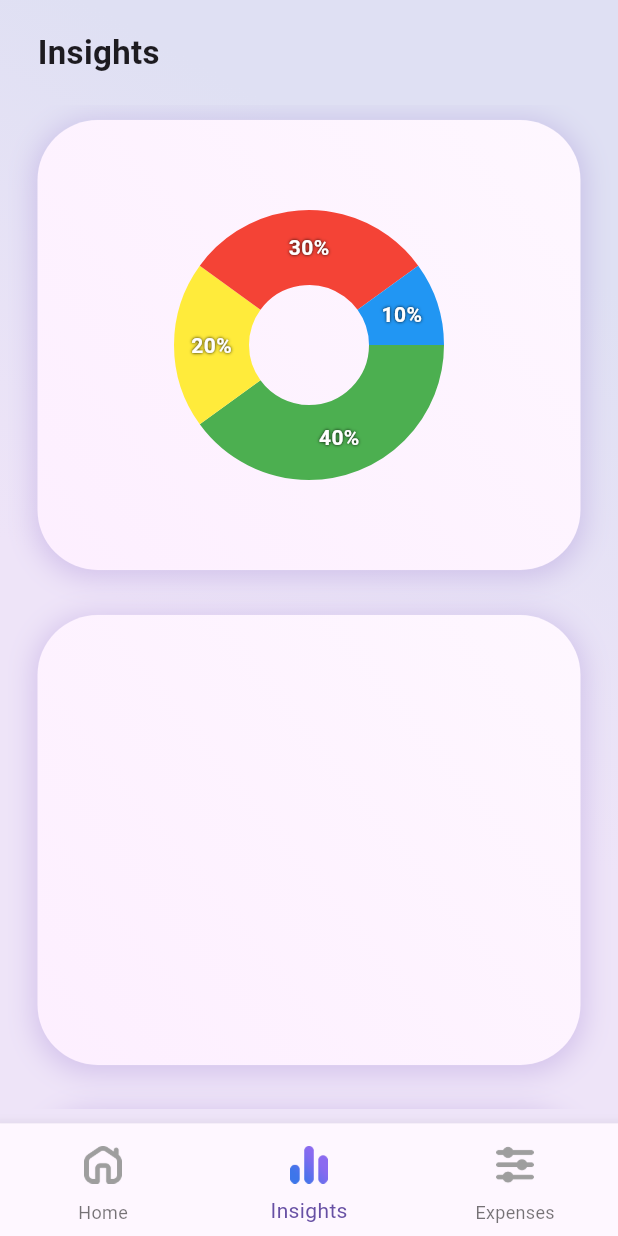
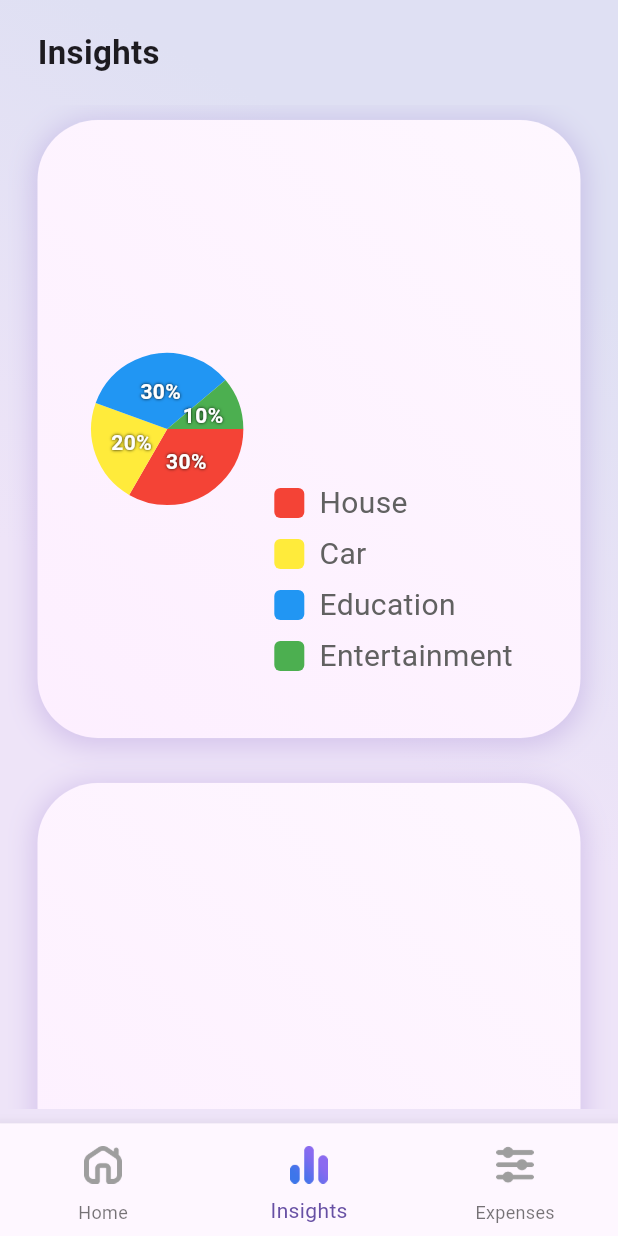
Before and after one commit to MartinPHt/income-tally, a Flutter app: the screen it shows after launch, item 2 of the bottom bar chosen, on a phone screen of 412 x 824 dp. Run offline on Flutter 3.47's test engine with Material 3 defaults, Android fonts, the light colour scheme and no system bars; drawn by our look-alikes of fl_chart.

Commit message:
Created CustomPieChart widget capable of taking data entities and dynamic resizing. Implemented it in Insights page.

```diff
--- a/lib/views/add_expense_view.dart
+++ b/lib/views/add_expense_view.dart
@@ -56,16 +56,16 @@ class AddExpenseViewState extends State<AddExpenseView> {
       decorHeight = screenHeight * 0.30;
       widgetsMaxWidth = screenWidth * 0.60;
       mainLeftMargin = 50;
-      decorRight = 40;
-      decorBottom = 60;
+      decorRight = 30;
+      decorBottom = 50;
       isCancelButtonVisible = false;
     } else if (screenWidth <= 1280) {
       decorWidth = screenWidth * 0.50;
       decorHeight = screenHeight * 0.60;
       widgetsMaxWidth = screenWidth * 0.35;
       mainLeftMargin = 120;
-      decorRight = 80;
-      decorBottom = 100;
+      decorRight = 60;
+      decorBottom = 80;
       isCancelButtonVisible = false;
     } else if (screenWidth <= 1680) {
       decorWidth = screenWidth * 0.50;
@@ -83,6 +83,11 @@ class AddExpenseViewState extends State<AddExpenseView> {
       decorRight = 450;
       decorBottom = 120;
       isCancelButtonVisible = true;
+    }
+
+    if (screenWidth <= 500 && screenHeight <= 850 ) {
+      decorWidth = 0;
+      decorHeight = 0;
     }
 
     return SafeArea(
--- a/lib/views/insights_page.dart
+++ b/lib/views/insights_page.dart
@@ -1,12 +1,11 @@
 import 'package:fl_chart/fl_chart.dart';
 import 'package:flutter/material.dart';
+import 'package:income_tally/widgets/pie_chart.dart';
 
 import '../widgets/rounded_container.dart';
 
 class InsidesPage extends StatefulWidget {
   const InsidesPage({super.key});
-
-  final int graphCount = 5;
 
   @override
   State<StatefulWidget> createState() => InsidesPageState();
@@ -14,47 +13,32 @@ class InsidesPage extends StatefulWidget {
 
 class InsidesPageState extends State<InsidesPage> {
   int pieChartTouchedIndex = -1;
+  int graphCount = 2;
 
   @override
   Widget build(BuildContext context) {
     return Container(
         margin: const EdgeInsets.only(left: 5, right: 5, bottom: 10),
         child: ListView(physics: const BouncingScrollPhysics(), children: [
-          Container(
-            height: MediaQuery.of(context).size.height / widget.graphCount,
-            constraints: const BoxConstraints(minHeight: 300),
+          Wrap(
+            children: [
+              RoundedContainer(
+                padding: const EdgeInsets.all(30),
+                height: MediaQuery.of(context).size.height / graphCount,
+                constraints: const BoxConstraints(minHeight: 300, minWidth: 1300),
                 margin:
                 const EdgeInsets.only(left: 20, top: 10, right: 20, bottom: 20),
-            child: RoundedContainer(
                 child: Row(
                   children: [
                     Expanded(
-                    child: AspectRatio(
-                      aspectRatio: 1,
-                      child: PieChart(
-                        PieChartData(
-                          pieTouchData: PieTouchData(
-                            touchCallback: (event, pieTouchResponse) {
-                              setState(() {
-                                if (!event.isInterestedForInteractions ||
-                                    pieTouchResponse == null ||
-                                    pieTouchResponse.touchedSection == null) {
-                                  pieChartTouchedIndex = -1;
-                                  return;
-                                }
-                                pieChartTouchedIndex = pieTouchResponse
-                                    .touchedSection!.touchedSectionIndex;
-                              });
-                            },
-                          ),
-                          borderData: FlBorderData(
-                            show: false,
-                          ),
-                          sectionsSpace: 0,
-                          centerSpaceRadius: 40,
-                          sections: showingSections(),
-                        ),
-                      ),
+                      child: CustomPieChart(
+                        dataSet: [
+                          PieChartDataEntity(value: 30, color: Colors.red, title: '30%', legendHeader: 'House'),
+                          PieChartDataEntity(value: 20, color: Colors.yellow, title: '20%', legendHeader: 'Car'),
+                          PieChartDataEntity(value: 30, color: Colors.blue, title: '30%', legendHeader: 'Education'),
+                          PieChartDataEntity(value: 10, color: Colors.green, title: '10%', legendHeader: 'Entertainment'),
+                        ],
+                        //centerSpaceRadius: 1,
                       ),
                     ),
                     // const Column(
@@ -65,88 +49,15 @@ class InsidesPageState extends State<InsidesPage> {
                   ],
                 ),
               ),
-          ),
-          Container(
-              height: MediaQuery.of(context).size.height / widget.graphCount,
+              RoundedContainer(
+                height: MediaQuery.of(context).size.height / graphCount,
                 constraints: const BoxConstraints(minHeight: 300),
                 margin: const EdgeInsets.only(
                     left: 20, top: 10, right: 20, bottom: 20),
-              child: const RoundedContainer()),
-          Container(
-              height: MediaQuery.of(context).size.height / widget.graphCount,
-              constraints: const BoxConstraints(minHeight: 300),
-              margin: const EdgeInsets.only(
-                  left: 20, top: 10, right: 20, bottom: 20),
-              child: const RoundedContainer()),
-          Container(
-              height: MediaQuery.of(context).size.height / widget.graphCount,
-              constraints: const BoxConstraints(minHeight: 300),
-              margin: const EdgeInsets.only(
-                  left: 20, top: 10, right: 20, bottom: 20),
-              child: const RoundedContainer()),
-          Container(
-              height: MediaQuery.of(context).size.height / widget.graphCount,
-              constraints: const BoxConstraints(minHeight: 300),
-              margin: const EdgeInsets.only(
-                  left: 20, top: 10, right: 20, bottom: 20),
-              child: const RoundedContainer()),
+              ),
+            ],
+          ),
+
         ]));
   }
-
-  List<PieChartSectionData> showingSections() {
-    return List.generate(4, (i) {
-      final isTouched = i == pieChartTouchedIndex;
-      final fontSize = isTouched ? 20.0 : 14.0;
-      final radius = isTouched ? 60.0 : 50.0;
-      const shadows = [Shadow(color: Colors.black, blurRadius: 2)];
-      switch (i) {
-        case 0:
-          return PieChartSectionData(
-              color: Colors.green,
-              value: 40,
-              title: '40%',
-              radius: radius,
-              titleStyle: TextStyle(
-                  fontSize: fontSize,
-                  fontWeight: FontWeight.bold,
-                  color: Colors.white,
-                  shadows: shadows));
-        case 1:
-          return PieChartSectionData(
-              color: Colors.yellow,
-              value: 20,
-              title: '20%',
-              radius: radius,
-              titleStyle: TextStyle(
-                  fontSize: fontSize,
-                  fontWeight: FontWeight.bold,
-                  color: Colors.white,
-                  shadows: shadows));
-        case 2:
-          return PieChartSectionData(
-              color: Colors.red,
-              value: 30,
-              title: '30%',
-              radius: radius,
-              titleStyle: TextStyle(
-                  fontSize: fontSize,
-                  fontWeight: FontWeight.bold,
-                  color: Colors.white,
-                  shadows: shadows));
-        case 3:
-          return PieChartSectionData(
-              color: Colors.blue,
-              value: 10,
-              title: '10%',
-              radius: radius,
-              titleStyle: TextStyle(
-                  fontSize: fontSize,
-                  fontWeight: FontWeight.bold,
-                  color: Colors.white,
-                  shadows: shadows));
-        default:
-          return PieChartSectionData();
 }
-    });
-  }
-}
--- a/lib/views/main_view.dart
+++ b/lib/views/main_view.dart
@@ -87,7 +87,7 @@ class MainViewState extends State<MainView> {
                     const SizedBox(height: 30),
                     Center(
                       child: SizedBox(
-                        height: 150,
+                        height: 120,
                         width: MediaQuery.of(context).size.width,
                         child: Image.asset('lib/icons/logo.png'),
                       ),
--- /dev/null
+++ b/lib/widgets/pie_chart.dart
@@ -0,0 +1,132 @@
+import 'package:fl_chart/fl_chart.dart';
+import 'package:flutter/material.dart';
+
+class CustomPieChart extends StatefulWidget {
+  final List<PieChartDataEntity> dataSet;
+  final double? centerSpaceRadius;
+
+  const CustomPieChart(
+      {super.key, required this.dataSet, this.centerSpaceRadius});
+
+  @override
+  State<StatefulWidget> createState() => _CustomPieChartState();
+}
+
+class _CustomPieChartState extends State<CustomPieChart> {
+  int pieChartTouchedIndex = -1;
+
+  @override
+  Widget build(BuildContext context) {
+    return Row(
+      crossAxisAlignment: CrossAxisAlignment.end,
+      children: [
+        Flexible(
+          fit: FlexFit.tight,
+          child: LayoutBuilder(
+            builder: (context, constraints) {
+              final dynamicRadius =
+                  (constraints.maxWidth < constraints.maxHeight
+                          ? constraints.maxWidth
+                          : constraints.maxHeight) *
+                      0.45;
+
+              return PieChart(
+                PieChartData(
+                  pieTouchData: PieTouchData(
+                    touchCallback: (event, pieTouchResponse) {
+                      setState(() {
+                        if (!event.isInterestedForInteractions ||
+                            pieTouchResponse == null ||
+                            pieTouchResponse.touchedSection == null) {
+                          pieChartTouchedIndex = -1;
+                          return;
+                        }
+                        pieChartTouchedIndex = pieTouchResponse
+                            .touchedSection!.touchedSectionIndex;
+                      });
+                    },
+                  ),
+                  centerSpaceRadius: 0,
+                  sectionsSpace: 0,
+                  sections: showingSections(dynamicRadius),
+                ),
+              );
+            },
+          ),
+        ),
+        IntrinsicHeight(
+          child: IntrinsicWidth(
+            child: Container(
+              margin: const EdgeInsets.only(left: 15, top: 15, right: 15, bottom: 5),
+              child: Column(
+                children: List.generate(widget.dataSet.length, (i) {
+                  var dataEntity = widget.dataSet[i];
+
+                  return Column(
+                    children: [
+                      Row(
+                        children: [
+                          Container(
+                            decoration: BoxDecoration(
+                                borderRadius: BorderRadius.circular(4),
+                                color: dataEntity.color),
+                            width: 20,
+                            height: 20,
+                          ),
+                          const SizedBox(
+                            width: 10,
+                          ),
+                          Expanded(
+                              child: Text(
+                            dataEntity.legendHeader,
+                            style: TextStyle(fontSize: 20, color: Colors.grey[700]),
+                          ))
+                        ],
+                      ),
+                      const SizedBox(height: 5,)
+                    ],
+                  );
+                }),
+              ),
+            ),
+          ),
+        )
+      ],
+    );
+  }
+
+  List<PieChartSectionData> showingSections(double dynamicRadius) {
+    return List.generate(widget.dataSet.length, (i) {
+      final isTouched = i == pieChartTouchedIndex;
+      final fontSize = isTouched ? 20.0 : 14.0;
+      final radius = isTouched ? dynamicRadius + 10 : dynamicRadius;
+      const shadows = [Shadow(color: Colors.black, blurRadius: 2)];
+
+      var dataEntity = widget.dataSet[i];
+      return PieChartSectionData(
+          showTitle: true,
+          color: dataEntity.color,
+          value: dataEntity.value,
+          title: dataEntity.title,
+          radius: radius,
+          titleStyle: TextStyle(
+              fontSize: fontSize,
+              fontWeight: FontWeight.bold,
+              color: Colors.white,
+              shadows: shadows));
+    });
+  }
+}
+
+class PieChartDataEntity {
+  final double value;
+  final Color color;
+  final String title;
+  final String legendHeader;
+
+  PieChartDataEntity(
+      {required this.value,
+      required this.color,
+      required this.title,
+      required this.legendHeader});
+}
```
Lines whose indentation alone changed are shown as unchanged.
